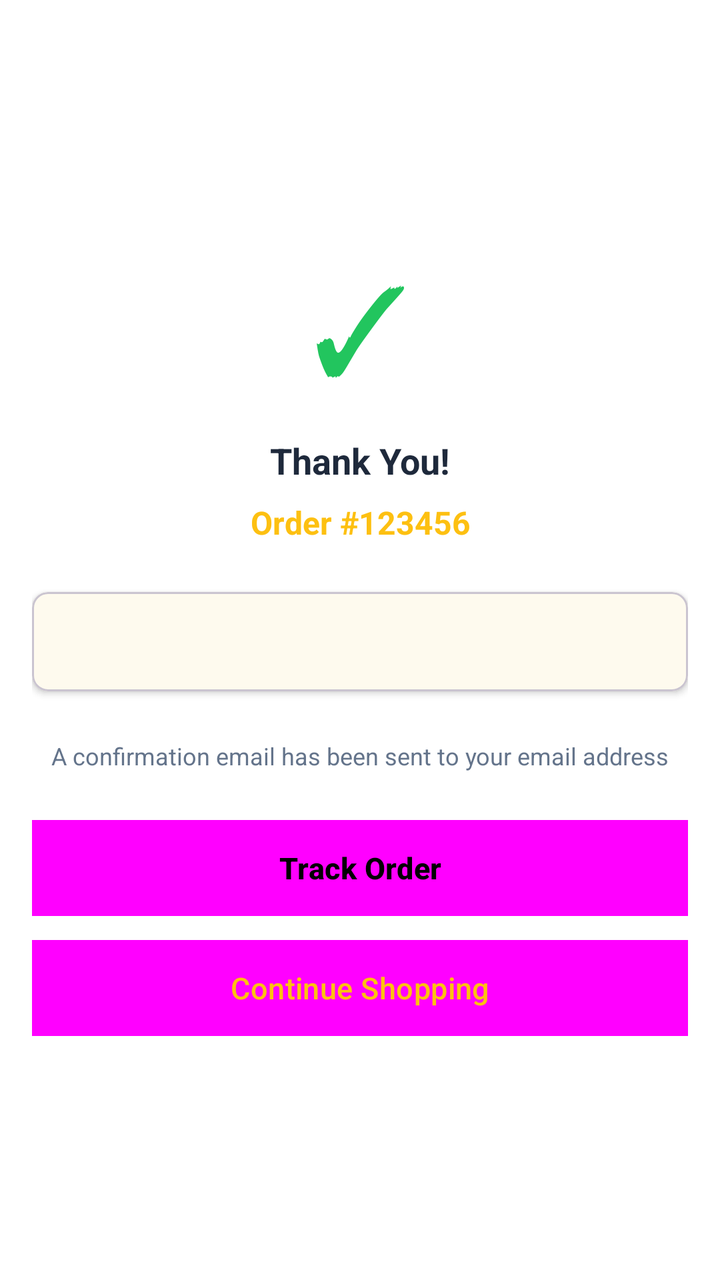
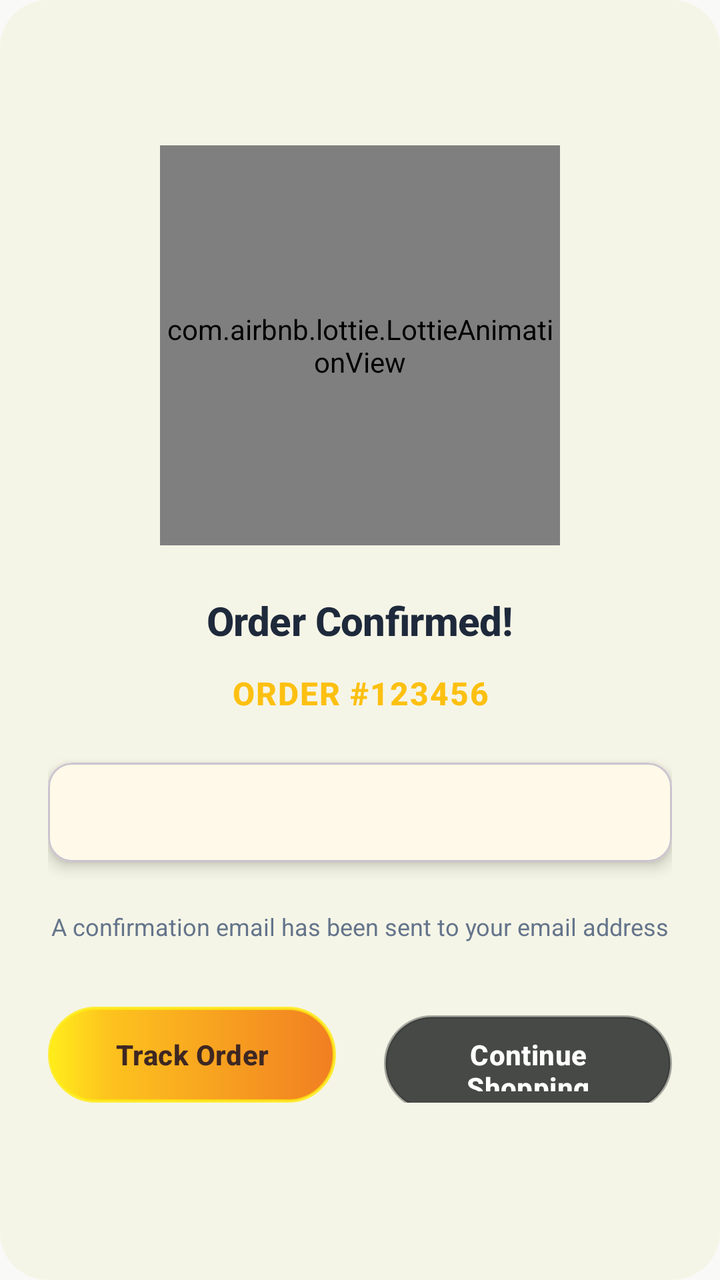

The first picture is an Android layout as it rendered before a commit; the second is the same layout after the commit. The layout source and the unified diff follow.
<!-- AndroidManifest.xml: application theme Theme.BeckieDealApp -->
<!-- res/layout/activity_order_confirmation.xml -->
<?xml version="1.0" encoding="utf-8"?>
<LinearLayout xmlns:android="http://schemas.android.com/apk/res/android"
    xmlns:app="http://schemas.android.com/apk/res-auto"
    android:layout_width="match_parent"
    android:layout_height="match_parent"
    android:orientation="vertical"
    android:gravity="center"
    android:padding="16dp"
    android:background="@color/white">

    
    <ProgressBar
        android:id="@+id/progress_loading"
        android:layout_width="wrap_content"
        android:layout_height="wrap_content"
        android:layout_marginBottom="16dp"
        android:visibility="gone"
        android:indeterminate="true" />

    
    <TextView
        android:layout_width="80dp"
        android:layout_height="80dp"
        android:text="✓"
        android:textSize="60sp"
        android:textColor="@color/green_stock"
        android:gravity="center"
        android:layout_marginBottom="16dp" />

    
    <TextView
        android:id="@+id/text_confirmation_message"
        android:layout_width="match_parent"
        android:layout_height="wrap_content"
        android:text="Thank You!"
        android:textSize="18sp"
        android:textStyle="bold"
        android:textColor="@color/text_primary"
        android:gravity="center"
        android:layout_marginBottom="8dp" />

    
    <TextView
        android:id="@+id/text_order_number"
        android:layout_width="match_parent"
        android:layout_height="wrap_content"
        android:text="Order #123456"
        android:textSize="16sp"
        android:textColor="@color/primary"
        android:gravity="center"
        android:layout_marginBottom="24dp"
        android:textStyle="bold" />

    
    <com.google.android.material.card.MaterialCardView
        android:layout_width="match_parent"
        android:layout_height="wrap_content"
        android:layout_marginBottom="24dp"
        app:cardCornerRadius="8dp"
        app:cardElevation="2dp">

        <LinearLayout
            android:layout_width="match_parent"
            android:layout_height="wrap_content"
            android:orientation="vertical"
            android:padding="16dp">

            <TextView
                android:id="@+id/text_order_status"
                android:layout_width="match_parent"
                android:layout_height="wrap_content"
                android:textSize="13sp"
                android:textColor="@color/text_secondary"
                android:lineSpacingExtra="6dp" />
        </LinearLayout>
    </com.google.android.material.card.MaterialCardView>

    
    <TextView
        android:layout_width="match_parent"
        android:layout_height="wrap_content"
        android:text="A confirmation email has been sent to your email address"
        android:textSize="12sp"
        android:textColor="@color/text_secondary"
        android:gravity="center"
        android:layout_marginBottom="24dp" />

    
    <Button
        android:id="@+id/btn_track_order"
        android:layout_width="match_parent"
        android:layout_height="48dp"
        android:text="Track Order"
        android:background="@color/primary"
        android:textColor="@color/black_fixed"
        android:textStyle="bold"
        android:layout_marginBottom="12dp" />

    
    <Button
        android:id="@+id/btn_continue_shopping"
        android:layout_width="match_parent"
        android:layout_height="48dp"
        android:text="Continue Shopping"
        android:background="@color/input_background"
        android:textColor="@color/primary" />
</LinearLayout>
<!-- resources referenced by this layout -->
<resources>
  <color name="black_fixed">#000000</color>
  <color name="green_stock">#22C55E</color>
  <color name="input_background">#F1F5F9</color>
  <color name="primary">#FDC011</color>
  <color name="text_primary">#1E293B</color>
  <color name="text_secondary">#64748B</color>
  <color name="white">#FFFFFF</color>
  <style name="Theme.BeckieDealApp" parent="Base.Theme.BeckieDealApp">
          <item name="buttonStyle">@style/Widget.App.Button</item>
          <item name="materialButtonStyle">@style/Widget.App.Button</item>
      </style>
  <color name="on_primary">#FFFFFF</color>
  <color name="primary_container">#FDC011</color>
  <color name="on_primary_container">#582200</color>
  <color name="background">#F9F9F7</color>
  <color name="chip_selected_bg">#3E2723</color>
  <color name="surface">#FFFFFF</color>
  <color name="on_surface">#251913</color>
  <style name="ShapeAppearance.App.Button.Pill" parent="">
          <item name="cornerFamily">rounded</item>
          <item name="cornerSize">50%</item>
      </style>
  <color name="nav_indicator_fill">#FFF1EB</color>
  <style name="ShapeAppearance.App.BottomNav.ActiveIndicator" parent="">
          <item name="cornerFamily">rounded</item>
          <item name="cornerSize">50%</item>
      </style>
  <!-- unchanged entries left out for length: 13 -->
</resources>

<!-- the commit's change to res/layout/activity_order_confirmation.xml (unified diff, before → after) -->
@@ -1,12 +1,14 @@
 <?xml version="1.0" encoding="utf-8"?>
-<LinearLayout xmlns:android="http://schemas.android.com/apk/res/android"
+<LinearLayout
+    xmlns:android="http://schemas.android.com/apk/res/android"
     xmlns:app="http://schemas.android.com/apk/res-auto"
     android:layout_width="match_parent"
     android:layout_height="match_parent"
+    android:background="@drawable/dialog_no_internet_bg"
+    android:gravity="center"
     android:orientation="vertical"
-    android:gravity="center"
-    android:padding="16dp"
-    android:background="@color/white">
+    android:paddingHorizontal="24dp"
+    android:paddingVertical="32dp">
 
     
     <ProgressBar
@@ -18,46 +20,48 @@
         android:indeterminate="true" />
 
     
-    <TextView
-        android:layout_width="80dp"
-        android:layout_height="80dp"
-        android:text="✓"
-        android:textSize="60sp"
-        android:textColor="@color/green_stock"
-        android:gravity="center"
-        android:layout_marginBottom="16dp" />
+    <com.airbnb.lottie.LottieAnimationView
+        android:id="@+id/successAnimation"
+        android:layout_width="200dp"
+        android:layout_height="200dp"
+        android:layout_marginBottom="24dp"
+        app:lottie_rawRes="@raw/add_to_cart"
+        app:lottie_autoPlay="true"
+        app:lottie_loop="false" />
 
     
     <TextView
         android:id="@+id/text_confirmation_message"
-        android:layout_width="match_parent"
+        android:layout_width="wrap_content"
         android:layout_height="wrap_content"
-        android:text="Thank You!"
-        android:textSize="18sp"
-        android:textStyle="bold"
+        android:layout_marginBottom="12dp"
+        android:text="Order Confirmed!"
+        android:textAppearance="@style/TextAppearance.App.SectionHeader"
         android:textColor="@color/text_primary"
-        android:gravity="center"
-        android:layout_marginBottom="8dp" />
+        android:textSize="20sp"
+        android:textStyle="bold" />
 
     
     <TextView
         android:id="@+id/text_order_number"
-        android:layout_width="match_parent"
+        android:layout_width="wrap_content"
         android:layout_height="wrap_content"
         android:text="Order #123456"
+        android:textAppearance="@style/TextAppearance.App.Label"
+        android:textColor="@color/primary"
         android:textSize="16sp"
-        android:textColor="@color/primary"
-        android:gravity="center"
+        android:textStyle="bold"
         android:layout_marginBottom="24dp"
-        android:textStyle="bold" />
+        android:gravity="center" />
 
     
     <com.google.android.material.card.MaterialCardView
         android:layout_width="match_parent"
         android:layout_height="wrap_content"
         android:layout_marginBottom="24dp"
-        app:cardCornerRadius="8dp"
-        app:cardElevation="2dp">
+        app:cardCornerRadius="12dp"
+        app:cardElevation="4dp"
+        app:cardBackgroundColor="@color/white">
 
         <LinearLayout
             android:layout_width="match_parent"
@@ -83,25 +87,45 @@
         android:textSize="12sp"
         android:textColor="@color/text_secondary"
         android:gravity="center"
-        android:layout_marginBottom="24dp" />
+        android:layout_marginBottom="32dp" />
 
     
-    <Button
-        android:id="@+id/btn_track_order"
+    <LinearLayout
         android:layout_width="match_parent"
-        android:layout_height="48dp"
-        android:text="Track Order"
-        android:background="@color/primary"
-        android:textColor="@color/black_fixed"
-        android:textStyle="bold"
-        android:layout_marginBottom="12dp" />
+        android:layout_height="wrap_content"
+        android:orientation="horizontal"
+        android:layout_marginBottom="16dp">
 
-    
-    <Button
-        android:id="@+id/btn_continue_shopping"
-        android:layout_width="match_parent"
-        android:layout_height="48dp"
-        android:text="Continue Shopping"
-        android:background="@color/input_background"
-        android:textColor="@color/primary" />
+        <com.google.android.material.button.MaterialButton
+            android:id="@+id/btn_track_order"
+            android:layout_width="0dp"
+            android:layout_height="48dp"
+            android:layout_weight="0.5"
+            android:layout_marginEnd="12dp"
+            android:paddingStart="16dp"
+            android:paddingEnd="16dp"
+            android:background="@drawable/button_add_to_cart_glass"
+            android:text="Track Order"
+            android:textAllCaps="false"
+            android:textColor="@color/dark_brown"
+            android:textSize="14sp"
+            android:textStyle="bold"
+            app:backgroundTint="@null" />
+
+        <com.google.android.material.button.MaterialButton
+            android:id="@+id/btn_continue_shopping"
+            android:layout_width="0dp"
+            android:layout_height="48dp"
+            android:layout_weight="0.5"
+            android:layout_marginStart="12dp"
+            android:paddingStart="16dp"
+            android:paddingEnd="16dp"
+            android:background="@drawable/button_buy_now_glass"
+            android:text="Continue Shopping"
+            android:textAllCaps="false"
+            android:textColor="@color/white_fixed"
+            android:textSize="14sp"
+            android:textStyle="bold"
+            app:backgroundTint="@null" />
+    </LinearLayout>
 </LinearLayout>
<!-- resource entries referenced after the edit -->
@@ -1,16 +1,95 @@
 <!-- resources referenced by this layout -->
 <resources>
-  <color name="black_fixed">#000000</color>
-  <color name="green_stock">#22C55E</color>
-  <color name="input_background">#F1F5F9</color>
+  <color name="dark_brown">#3E2723</color>
   <color name="primary">#FDC011</color>
   <color name="text_primary">#1E293B</color>
   <color name="text_secondary">#64748B</color>
   <color name="white">#FFFFFF</color>
+  <color name="white_fixed">#FFFFFF</color>
+  <!-- drawable button_add_to_cart_glass (drawable) -->
+  <?xml version="1.0" encoding="utf-8"?>
+  <layer-list xmlns:android="http://schemas.android.com/apk/res/android">
+      
+      <item>
+          <shape android:shape="rectangle">
+              <gradient
+                  android:angle="0"
+                  android:startColor="#F0FFEC0F"
+                  android:centerColor="#F0FDC011"
+                  android:endColor="#F0F07615"
+                  android:centerX="0.20"
+                  android:type="linear" />
+              <corners android:radius="@dimen/button_pill_radius" />
+              <stroke
+                  android:width="1.5dp"
+                  android:color="#CCFFEC0F" />
+          </shape>
+      </item>
+  </layer-list>
+  <!-- drawable button_buy_now_glass (drawable) -->
+  <?xml version="1.0" encoding="utf-8"?>
+  <selector xmlns:android="http://schemas.android.com/apk/res/android">
+      
+      <item android:state_pressed="true">
+          <layer-list>
+              <item>
+                  <shape android:shape="rectangle">
+                      <solid android:color="#F0FFEC0F" />
+                      <corners android:radius="@dimen/button_pill_radius" />
+                      <stroke
+                          android:width="1.5dp"
+                          android:color="#CCFFEC0F" />
+                  </shape>
+              </item>
+          </layer-list>
+      </item>
+      
+      
+      <item android:state_focused="true">
+          <layer-list>
+              <item>
+                  <shape android:shape="rectangle">
+                      <solid android:color="#F0FFEC0F" />
+                      <corners android:radius="@dimen/button_pill_radius" />
+                      <stroke
+                          android:width="1.5dp"
+                          android:color="#CCFFEC0F" />
+                  </shape>
+              </item>
+          </layer-list>
+      </item>
+      
+      
+      <item>
+          <layer-list>
+              <item>
+                  <shape android:shape="rectangle">
+                      <solid android:color="#E02F3130" />
+                      <corners android:radius="@dimen/button_pill_radius" />
+                      <stroke
+                          android:width="1.5dp"
+                          android:color="#662F3130" />
+                  </shape>
+              </item>
+          </layer-list>
+      </item>
+  </selector>
+  <!-- drawable dialog_no_internet_bg (drawable) -->
+  <?xml version="1.0" encoding="utf-8"?>
+  <layer-list xmlns:android="http://schemas.android.com/apk/res/android">
+      
+      <item>
+          <shape android:shape="rectangle">
+              <solid android:color="#F5F5F5E6" />
+              <corners android:radius="24dp" />
+          </shape>
+      </item>
+  </layer-list>
   <style name="Theme.BeckieDealApp" parent="Base.Theme.BeckieDealApp">
           <item name="buttonStyle">@style/Widget.App.Button</item>
           <item name="materialButtonStyle">@style/Widget.App.Button</item>
       </style>
+  <dimen name="button_pill_radius">999dp</dimen>
   <color name="on_primary">#FFFFFF</color>
   <color name="primary_container">#FDC011</color>
   <color name="on_primary_container">#582200</color>
